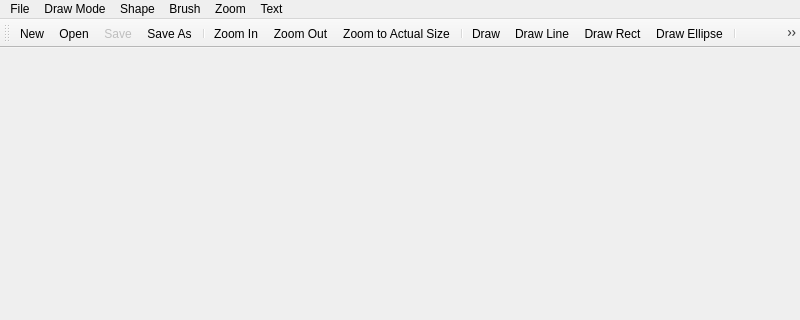
adam-zielonka/paintAZ, file mainwindow.ui: the form before one commit; both pictures show x 0 to 800 and y 0 to 320 of the 800 by 600 pixel window.
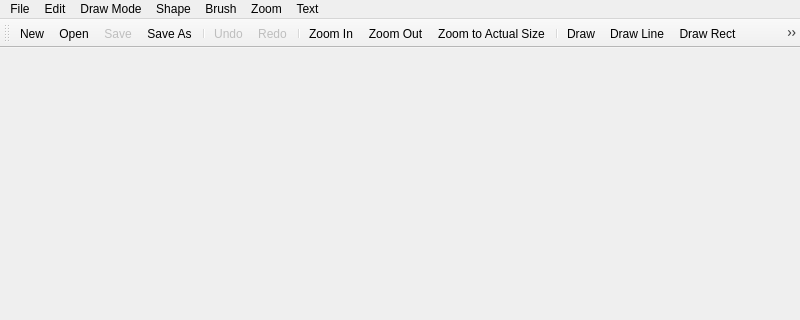
The form after the commit. Icons and pictures are not drawn.

Commit message: Resolved: Issue #9 - Added undo and redo for image edit

What changed in the file:
```diff
--- a/mainwindow.ui
+++ b/mainwindow.ui
@@ -73,7 +73,15 @@
     </property>
     <addaction name="actionText"/>
    </widget>
+   <widget class="QMenu" name="menuEdit">
+    <property name="title">
+     <string>Edit</string>
+    </property>
+    <addaction name="actionUndo"/>
+    <addaction name="actionRedo"/>
+   </widget>
    <addaction name="menuFile"/>
+   <addaction name="menuEdit"/>
    <addaction name="menuDraw_Mode"/>
    <addaction name="menuShape"/>
    <addaction name="menuBrush"/>
@@ -96,6 +104,9 @@
    <addaction name="actionSave"/>
    <addaction name="actionSave_As"/>
    <addaction name="separator"/>
+   <addaction name="actionUndo"/>
+   <addaction name="actionRedo"/>
+   <addaction name="separator"/>
    <addaction name="actionZoom_In"/>
    <addaction name="actionZoom_Out"/>
    <addaction name="actionZoom_to_Actual_Size"/>
@@ -255,6 +266,30 @@
     <string>Text</string>
    </property>
   </action>
+  <action name="actionUndo">
+   <property name="enabled">
+    <bool>false</bool>
+   </property>
+   <property name="icon">
+    <iconset resource="resources.qrc">
+     <normaloff>:/icons/icons/Undo-50.png</normaloff>:/icons/icons/Undo-50.png</iconset>
+   </property>
+   <property name="text">
+    <string>Undo</string>
+   </property>
+  </action>
+  <action name="actionRedo">
+   <property name="enabled">
+    <bool>false</bool>
+   </property>
+   <property name="icon">
+    <iconset resource="resources.qrc">
+     <normaloff>:/icons/icons/Redo-50.png</normaloff>:/icons/icons/Redo-50.png</iconset>
+   </property>
+   <property name="text">
+    <string>Redo</string>
+   </property>
+  </action>
  </widget>
  <resources>
   <include location="resources.qrc"/>
```
The commit also changes 7 other files.
